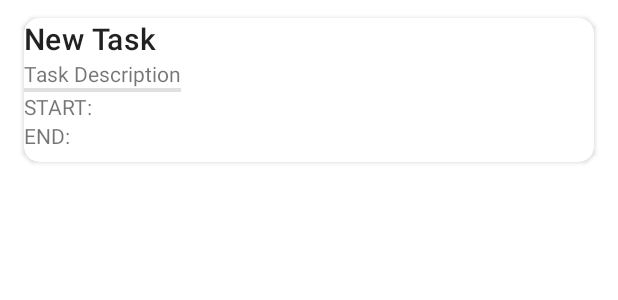
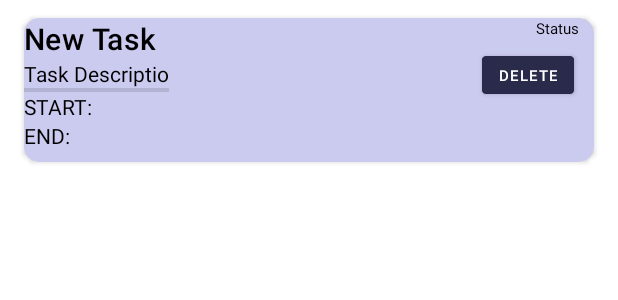
Before and after one commit to aryna93/RMIT-Group8-BITS, an Android app: the layout calendar_day_recyclerview.xml on its own in the app's theme, with its tools: preview values and no code run, on a phone screen of 412 x 824 dp. Shown: the top 300 px of the screen. Run offline under Robolectric (Android 15) with nearby library versions, the phone set to English and light mode, and no system bars.

Commit message:
dayview tidyups
delete button, status display, theme change

```diff
--- a/Hability/app/src/main/res/layout/calendar_day_recyclerview.xml
+++ b/Hability/app/src/main/res/layout/calendar_day_recyclerview.xml
@@ -7,7 +7,7 @@
     android:layout_marginTop="12dp"
     android:layout_marginLeft="16dp"
     android:layout_marginRight="16dp"
-    card_view:cardBackgroundColor="#FFFF"
+    card_view:cardBackgroundColor="#cbcaef"
     card_view:cardCornerRadius="10dp"
     card_view:contentPadding="0dp"
     android:foreground="?selectableItemBackground"
@@ -39,6 +39,10 @@
                     android:id="@+id/textViewTaskTitle"
                     android:layout_width="wrap_content"
                     android:layout_height="wrap_content"
+                    android:ellipsize="marquee"
+                    android:maxLines="2"
+                    android:maxLength="18"
+                    android:textColor="#000"
                     android:textAppearance="@style/TextAppearance.MaterialComponents.Headline6"
                     android:text="New Task" />
 
@@ -46,6 +50,10 @@
                     android:id="@+id/textViewTaskDescription"
                     android:layout_height="wrap_content"
                     android:layout_width="wrap_content"
+                    android:ellipsize="marquee"
+                    android:textColor="#000"
+                    android:maxLines="2"
+                    android:maxLength="15"
                     android:text="Task Description" />
 
                 <View
@@ -64,13 +72,42 @@
                     android:id="@+id/textViewStartLabel"
                     android:layout_width="wrap_content"
                     android:layout_height="wrap_content"
+                    android:textColor="#000"
                     android:text="START:" />
 
                 <TextView
                     android:id="@+id/textViewEndLabel"
                     android:layout_width="wrap_content"
                     android:layout_height="wrap_content"
+                    android:textColor="#000"
                     android:text="END:" />
+
+            </LinearLayout>
+
+            <LinearLayout
+                android:layout_width="match_parent"
+                android:layout_height="match_parent"
+                android:orientation="vertical">
+
+                <TextView
+                    android:id="@+id/textViewTaskStatus"
+                    android:layout_width="wrap_content"
+                    android:layout_height="wrap_content"
+                    android:textColor="#000"
+                    android:layout_gravity="right"
+                    android:textSize="10dp"
+                    android:layout_marginRight="10dp"
+                    android:textColorHighlight="@color/purple_500"
+                    android:text="Status" />
+
+                <Button
+                    android:id="@+id/buttonDeleteTask"
+                    android:layout_width="wrap_content"
+                    android:layout_height="wrap_content"
+                    android:layout_gravity="right"
+                    android:scaleX="0.7"
+                    android:scaleY="0.7"
+                    android:text="DELETE" />
 
             </LinearLayout>
 
--- a/Hability/app/src/main/res/values-night/themes.xml
+++ b/Hability/app/src/main/res/values-night/themes.xml
@@ -2,8 +2,8 @@
     <!-- Base application theme. -->
     <style name="Theme.Hability" parent="Theme.MaterialComponents.DayNight.DarkActionBar">
         <!-- Primary brand color. -->
-        <item name="colorPrimary">@color/blue_primary</item>
-        <item name="colorPrimaryVariant">@color/blue_secondary</item>
+        <item name="colorPrimary">@color/purple_200</item>
+        <item name="colorPrimaryVariant">@color/purple_500</item>
         <item name="colorOnPrimary">@color/white</item>
         <!-- Secondary brand color. -->
         <item name="colorSecondary">@color/yellow_primary</item>
```
Also changed, not shown: Hability/app/src/main/java/com/syncstorm/hability/database/DatabaseHandler.kt (+4 -4 lines), Hability/app/src/main/java/com/syncstorm/hability/ui/calendar/CalDayAdapter.kt (+30 -1 lines).
